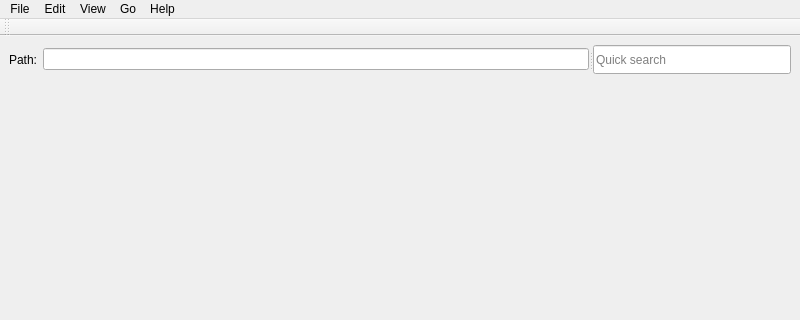
First picture: the form in aphla/gui/Qt4Designer_files/ui_launcher.ui, repository NSLS-II/aphla, before the edit; both pictures show x 0 to 800 and y 0 to 320 of the 800 by 600 pixel window.
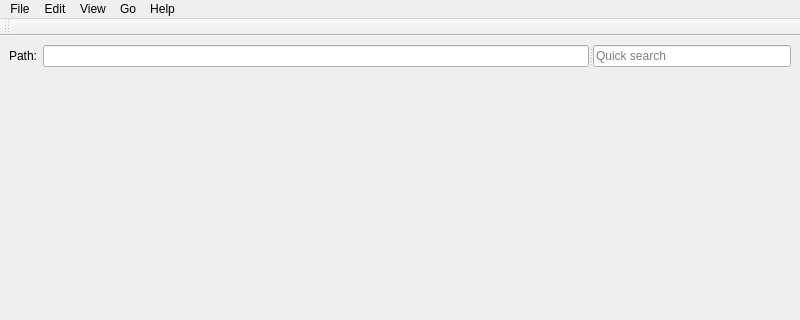
Second picture: the form after the edit.

Commit message: fixing font size scaling issue w/ quick search lineEdit

Patch:
```diff
--- a/aphla/gui/Qt4Designer_files/ui_launcher.ui
+++ b/aphla/gui/Qt4Designer_files/ui_launcher.ui
@@ -19,6 +19,12 @@
      <layout class="QVBoxLayout" name="verticalLayout">
       <item>
        <widget class="QSplitter" name="splitter_2">
+        <property name="sizePolicy">
+         <sizepolicy hsizetype="Expanding" vsizetype="Fixed">
+          <horstretch>0</horstretch>
+          <verstretch>0</verstretch>
+         </sizepolicy>
+        </property>
         <property name="orientation">
          <enum>Qt::Horizontal</enum>
         </property>
@@ -101,7 +107,7 @@
          <property name="maximumSize">
           <size>
            <width>16777215</width>
-           <height>29</height>
+           <height>16777215</height>
           </size>
          </property>
          <property name="text">
```
Left out of the diff: 2 changed lines with no effect on the pictures. The commit also changes 1 other file.
